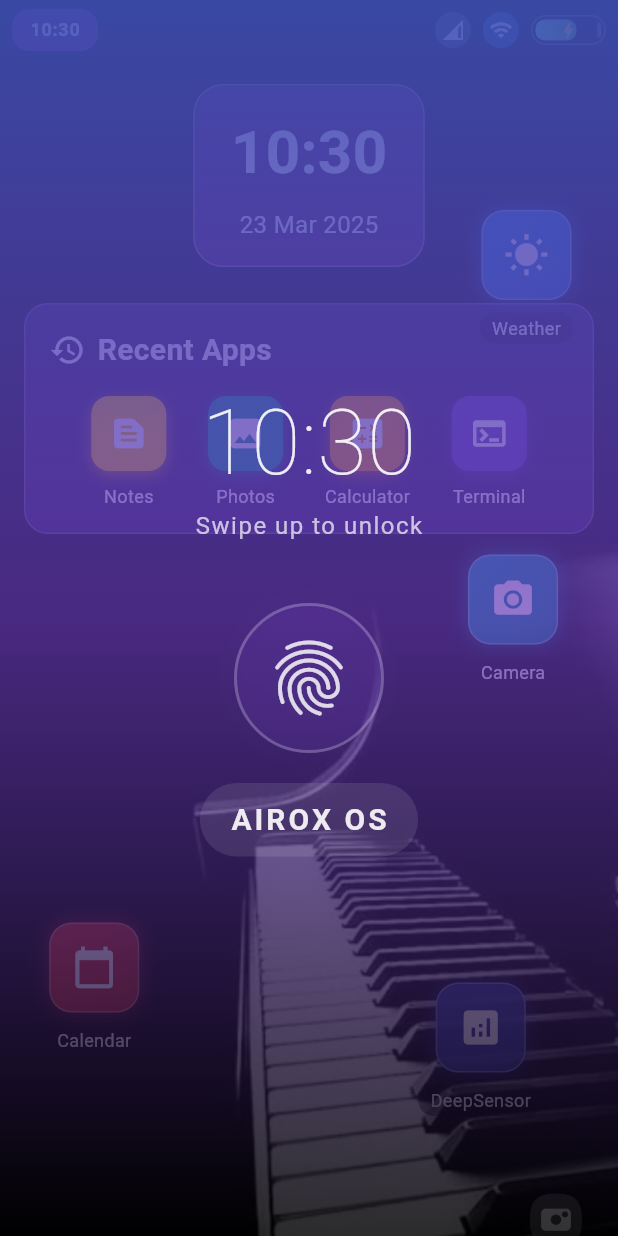
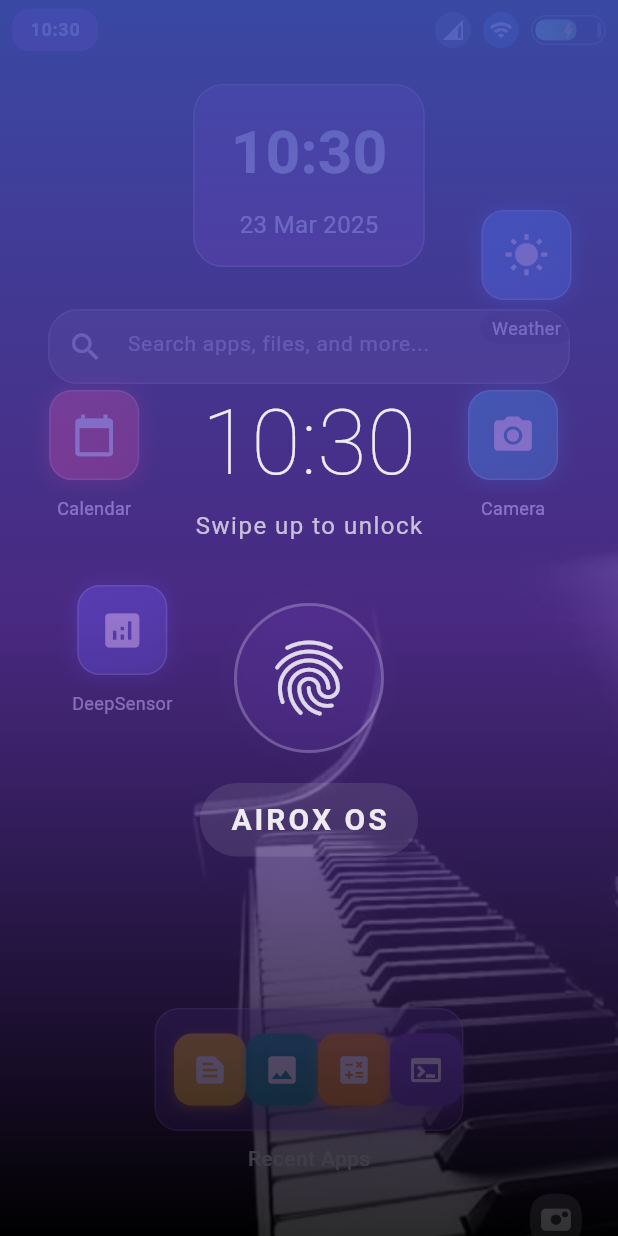
Before and after one commit to airox-os/airoxui, a Flutter app: the screen it shows after launch, on a phone screen of 412 x 824 dp. Run offline on Flutter 3.47's test engine with Material 3 defaults, Android fonts, the phone set to English and light mode, and no system bars.

Commit message:
👽️ Update mobile home layout with navigation link to home screen.

```diff
--- a/lib/src/layouts/mobile_home_layout.dart
+++ b/lib/src/layouts/mobile_home_layout.dart
@@ -1,5 +1,7 @@
 import 'package:flutter/material.dart';
 import '../utils/grid_delegates.dart';
+import '../widgets/recent_apps_card.dart';
+import '../widgets/search_bar.dart';
 
 class MobileHomeLayout extends StatelessWidget {
   final int selectedIndex;
@@ -13,11 +15,48 @@
       return _buildSimpleAppsGrid(context);
     }
 
+    // Define the list of recent apps
+    final recentApps = [
+      RecentAppItem(
+        name: 'Notes',
+        icon: Icons.text_snippet,
+        color: Colors.amber,
+        onTap: () => Navigator.pushNamed(context, '/notes'),
+      ),
+      RecentAppItem(
+        name: 'Photos',
+        icon: Icons.photo,
+        color: Colors.teal,
+        onTap: () => Navigator.pushNamed(context, '/photos'),
+      ),
+      RecentAppItem(
+        name: 'Calculator',
+        icon: Icons.calculate,
+        color: Colors.orange,
+        onTap: () => Navigator.pushNamed(context, '/calculator'),
+      ),
+      RecentAppItem(
+        name: 'Terminal',
+        icon: Icons.terminal,
+        color: Colors.deepPurple,
+        onTap: () => Navigator.pushNamed(context, '/terminal'),
+      ),
+    ];
+
+    // Get screen height for proper positioning
+    final screenHeight = MediaQuery.of(context).size.height;
+
+    // Calculate position for the recent apps card (above dock but with padding)
+    final dockHeight = 72.0 + 20.0; // Dock height + padding
+    final recentAppsPosition =
+        screenHeight - dockHeight - 100.0; // Position from top
+
     // Simplified home view with clock, suggestions, and scattered apps
     return Stack(
       children: [
-        // Main content column
-        Padding(
+        // Main scrollable content
+        SingleChildScrollView(
+          child: Padding(
             padding: const EdgeInsets.all(16.0),
             child: Column(
               crossAxisAlignment: CrossAxisAlignment.start,
@@ -60,70 +99,14 @@
                   ),
                 ),
 
-              const SizedBox(height: 24),
+                // Search bar below the clock
+                const SizedBox(height: 20),
+                const CustomSearchBar(),
 
-              // Suggestions module (recently used apps)
-              Container(
-                padding: const EdgeInsets.all(16),
-                decoration: BoxDecoration(
-                  color: Colors.deepPurple.withOpacity(0.4),
-                  borderRadius: BorderRadius.circular(16),
-                  border: Border.all(
-                    color: Colors.white.withOpacity(0.2),
-                    width: 1,
-                  ),
-                ),
-                child: Column(
-                  crossAxisAlignment: CrossAxisAlignment.start,
-                  children: [
-                    const Row(
-                      children: [
-                        Icon(Icons.history, color: Colors.white),
-                        SizedBox(width: 8),
-                        Text(
-                          'Recent Apps',
-                          style: TextStyle(
-                            fontSize: 20,
-                            fontWeight: FontWeight.bold,
-                            color: Colors.white,
-                          ),
-                        ),
+                // Spacer to push content down and make room for scattered apps
+                SizedBox(height: screenHeight * 0.5),
               ],
             ),
-                    const SizedBox(height: 16),
-                    Row(
-                      mainAxisAlignment: MainAxisAlignment.spaceEvenly,
-                      children: [
-                        _buildRecentAppItem(
-                          context,
-                          icon: Icons.text_snippet,
-                          label: 'Notes',
-                          color: Colors.amber,
-                        ),
-                        _buildRecentAppItem(
-                          context,
-                          icon: Icons.photo,
-                          label: 'Photos',
-                          color: Colors.teal,
-                        ),
-                        _buildRecentAppItem(
-                          context,
-                          icon: Icons.calculate,
-                          label: 'Calculator',
-                          color: Colors.orange,
-                        ),
-                        _buildRecentAppItem(
-                          context,
-                          icon: Icons.terminal,
-                          label: 'Terminal',
-                          color: Colors.deepPurple,
-                        ),
-                      ],
-                    ),
-                  ],
-                ),
-              ),
-            ],
           ),
         ),
 
@@ -140,9 +123,9 @@
           ),
         ),
 
-        // Calendar App (bottom left)
+        // Calendar App (left side)
         Positioned(
-          bottom: 120,
+          top: 220,
           left: 30,
           child: _buildScatteredAppIcon(
             context,
@@ -154,7 +137,7 @@
 
         // Camera App (center right)
         Positioned(
-          top: MediaQuery.of(context).size.height * 0.4,
+          top: 220,
           right: 40,
           child: _buildScatteredAppIcon(
             context,
@@ -164,16 +147,24 @@
           ),
         ),
 
-        // DeepSensor App (bottom right)
+        // DeepSensor App (center left)
         Positioned(
-          bottom: 80,
-          right: 50,
+          top: 350,
+          left: 40,
           child: _buildScatteredAppIcon(
             context,
             name: 'DeepSensor',
             color: Colors.indigo.shade700,
             icon: Icons.analytics,
           ),
+        ),
+
+        // Recent apps card positioned above the dock
+        Positioned(
+          left: 0,
+          right: 0,
+          top: recentAppsPosition,
+          child: Center(child: RecentAppsCard(recentApps: recentApps)),
         ),
       ],
     );
--- a/lib/src/screens/home_screen.dart
+++ b/lib/src/screens/home_screen.dart
@@ -117,11 +117,11 @@
               bottom: 0,
               child: Center(
                 child: NavigationHandle(
-                  width: 120,
+                  width: 160,
                   color: Colors.white,
+                  height: 6,
                   onTap: () {
                     // Handle the navigation gesture
-                    // This could show a bottom sheet or trigger system back
                   },
                 ),
               ),
--- /dev/null
+++ b/lib/src/widgets/recent_apps_card.dart
@@ -0,0 +1,94 @@
+import 'package:flutter/material.dart';
+
+class RecentAppsCard extends StatelessWidget {
+  final List<RecentAppItem> recentApps;
+
+  const RecentAppsCard({super.key, required this.recentApps});
+
+  @override
+  Widget build(BuildContext context) {
+    return Column(
+      mainAxisSize: MainAxisSize.min,
+      crossAxisAlignment: CrossAxisAlignment.center,
+      children: [
+        // The card containing app icons
+        Container(
+          width: MediaQuery.of(context).size.width * 0.5, // Half screen width
+          padding: const EdgeInsets.symmetric(vertical: 16, horizontal: 12),
+          decoration: BoxDecoration(
+            color: Colors.deepPurple.withOpacity(0.4),
+            borderRadius: BorderRadius.circular(16),
+            border: Border.all(color: Colors.white.withOpacity(0.2), width: 1),
+            boxShadow: [
+              BoxShadow(
+                color: Colors.black.withOpacity(0.2),
+                blurRadius: 8,
+                spreadRadius: 1,
+              ),
+            ],
+          ),
+          child: Row(
+            mainAxisAlignment: MainAxisAlignment.spaceEvenly,
+            children:
+                recentApps.map((app) => _buildAppIcon(context, app)).toList(),
+          ),
+        ),
+
+        // Title below the card
+        const Padding(
+          padding: EdgeInsets.only(top: 8),
+          child: Text(
+            "Recent Apps",
+            style: TextStyle(
+              color: Colors.white,
+              fontSize: 14,
+              fontWeight: FontWeight.w500,
+            ),
+          ),
+        ),
+      ],
+    );
+  }
+
+  Widget _buildAppIcon(BuildContext context, RecentAppItem app) {
+    return InkWell(
+      onTap: app.onTap,
+      borderRadius: BorderRadius.circular(12),
+      child: Column(
+        mainAxisSize: MainAxisSize.min,
+        children: [
+          Container(
+            width: 48,
+            height: 48,
+            decoration: BoxDecoration(
+              color: app.color.withOpacity(0.9),
+              borderRadius: BorderRadius.circular(12),
+              boxShadow: [
+                BoxShadow(
+                  color: app.color.withOpacity(0.5),
+                  blurRadius: 6,
+                  offset: const Offset(0, 2),
+                ),
+              ],
+            ),
+            child: Icon(app.icon, color: Colors.white, size: 24),
+          ),
+        ],
+      ),
+    );
+  }
+}
+
+class RecentAppItem {
+  final String name;
+  final IconData icon;
+  final Color color;
+  final VoidCallback? onTap;
+
+  const RecentAppItem({
+    required this.name,
+    required this.icon,
+    required this.color,
+    this.onTap,
+  });
+}
--- /dev/null
+++ b/lib/src/widgets/search_bar.dart
@@ -0,0 +1,44 @@
+import 'package:flutter/material.dart';
+
+class CustomSearchBar extends StatelessWidget {
+  final TextEditingController? controller;
+  final VoidCallback? onSearch;
+  final String hintText;
+
+  const CustomSearchBar({
+    super.key,
+    this.controller,
+    this.onSearch,
+    this.hintText = 'Search apps, files, and more...',
+  });
+
+  @override
+  Widget build(BuildContext context) {
+    return Container(
+      margin: const EdgeInsets.symmetric(horizontal: 16, vertical: 8),
+      decoration: BoxDecoration(
+        color: Colors.white.withOpacity(0.15),
+        borderRadius: BorderRadius.circular(20),
+        border: Border.all(color: Colors.white.withOpacity(0.2), width: 1),
+      ),
+      child: TextField(
+        controller: controller,
+        style: const TextStyle(color: Colors.white, fontSize: 14),
+        decoration: InputDecoration(
+          hintText: hintText,
+          hintStyle: TextStyle(
+            color: Colors.white.withOpacity(0.6),
+            fontSize: 14,
+          ),
+          prefixIcon: Icon(Icons.search, color: Colors.white.withOpacity(0.7)),
+          border: InputBorder.none,
+          contentPadding: const EdgeInsets.symmetric(
+            vertical: 12,
+            horizontal: 16,
+          ),
+        ),
+        onSubmitted: (_) => onSearch?.call(),
+      ),
+    );
+  }
+}
```
Lines whose indentation alone changed are shown as unchanged.
